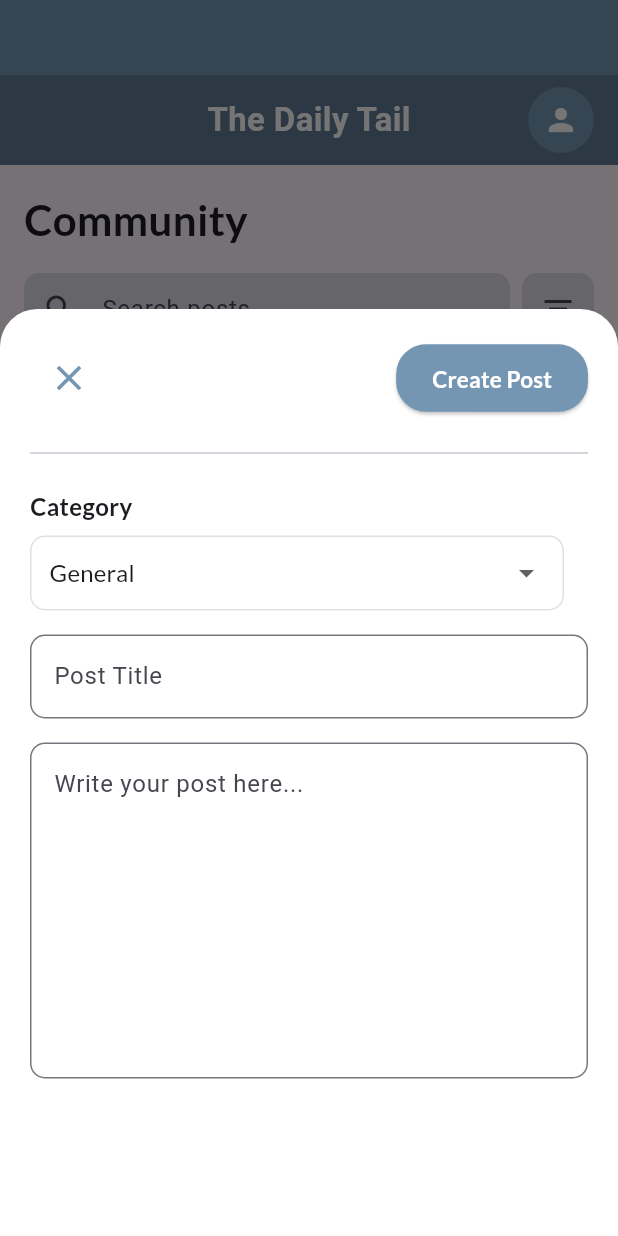
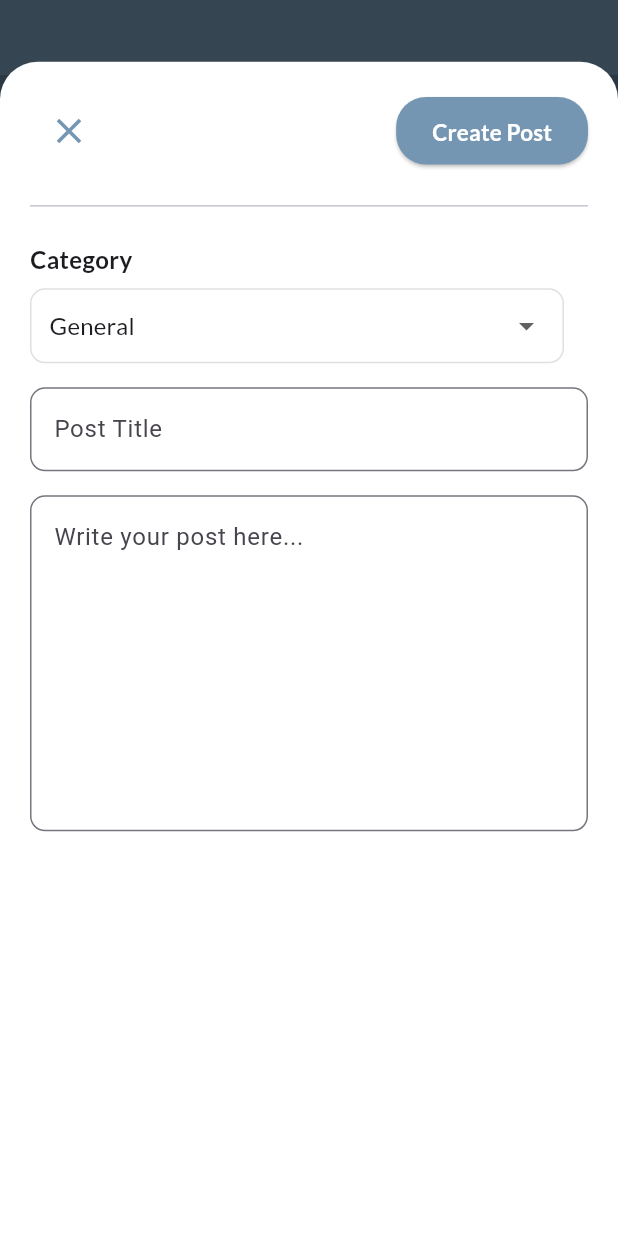
Before and after one commit to dluzong/TheDailyTail, a Flutter app: the screen it shows once a user with an empty profile is signed in, item 3 of the bottom bar chosen, after a tap on the "add" icon, on a phone screen of 412 x 824 dp. Run offline on Flutter 3.47's test engine with Material 3 defaults, Android fonts, the phone set to English and light mode, and no system bars; our stand-ins replace flutter_dotenv, google_fonts, lottie, shared_preferences, smooth_page_indicator, supabase_flutter and 1 more; accounts and stored records are empty.

Commit message:
modified height of create post modal

```diff
--- a/frontend/lib/screens/community_screen.dart
+++ b/frontend/lib/screens/community_screen.dart
@@ -478,7 +478,7 @@ class _CommunityBoardScreenState extends State<CommunityBoardScreen> {
       isScrollControlled: true,
       backgroundColor: Colors.transparent,
       builder: (context) => Container(
-        height: MediaQuery.of(context).size.height * 0.75,
+        height: MediaQuery.of(context).size.height * 0.95,
         decoration: const BoxDecoration(
           color: Colors.white,
           borderRadius: BorderRadius.vertical(top: Radius.circular(25)),
```
